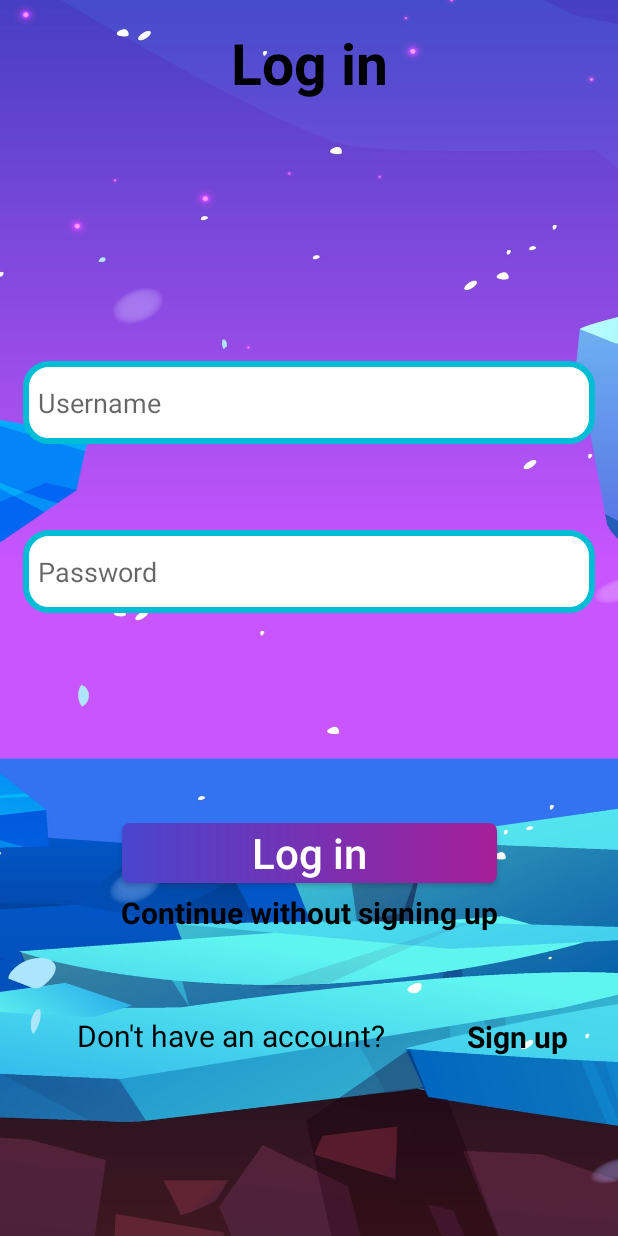
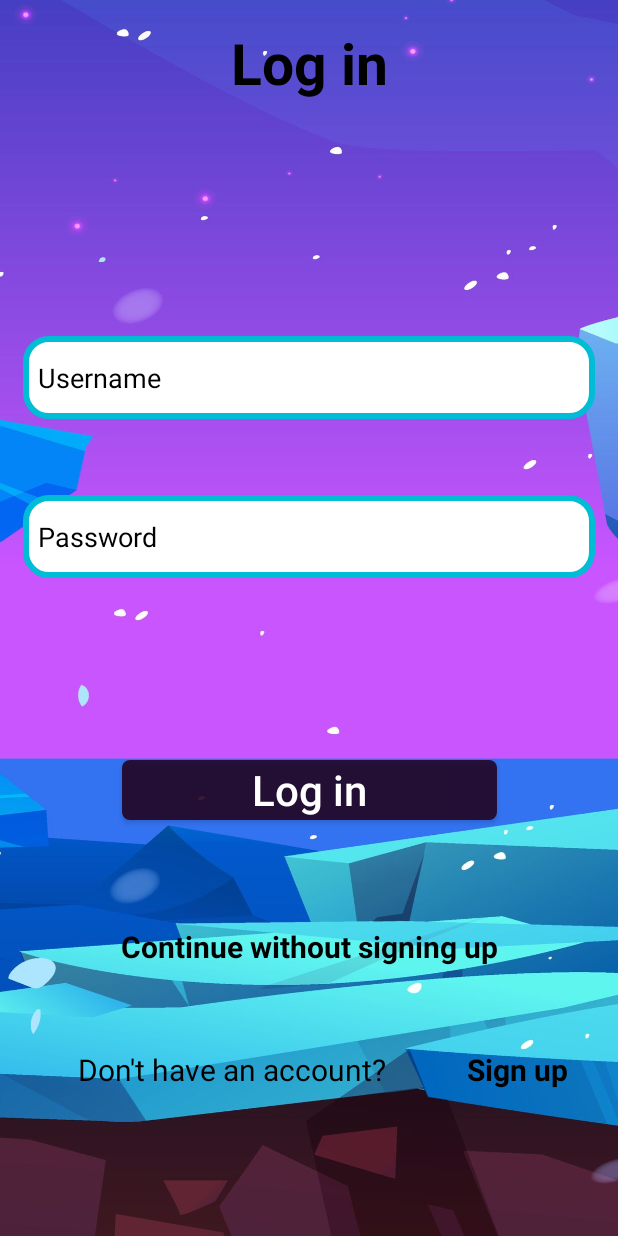
Before and after one commit to gingerbreadic/Speedy-Keys, an Android app: the screen it shows after launch (loginActivity), on a phone screen of 412 x 824 dp. Run offline under Robolectric (Android 15) with nearby library versions, the phone set to English and light mode, and no system bars; libraries missing offline, so code that uses them is left out: com.vishnusivadas.advanced_httpurlconnection.

Commit message:
all bugs except level bug fixed.

```diff
--- a/app/src/main/java/com/gingerbread/speedykeys/LeaderboardFragment.java
+++ b/app/src/main/java/com/gingerbread/speedykeys/LeaderboardFragment.java
@@ -81,6 +81,7 @@ public class LeaderboardFragment extends Fragment {
             for (int i = 0; i < splittedResult.length; i++) {
                 String[] parts = splittedResult[i].split(";");
                 result_usernames[i] = parts[0];
+
                 result_scores[i] = parts[1];
             }
 
--- a/app/src/main/java/com/gingerbread/speedykeys/MainScreen.java
+++ b/app/src/main/java/com/gingerbread/speedykeys/MainScreen.java
@@ -38,7 +38,7 @@ public class MainScreen extends AppCompatActivity {
         bottomNavigation.add(new MeowBottomNavigation.Model(3, R.drawable.profile_img));
         bottomNavigation.add(new MeowBottomNavigation.Model(4, R.drawable.settings_img));
 
-        bottomNavigation.show(2, true);
+        bottomNavigation.show(1, true);
         currentFragment = new HomeFragment();
         replaceFragment(currentFragment);
 
--- a/app/src/main/res/drawable/button_bg.xml
+++ b/app/src/main/res/drawable/button_bg.xml
@@ -1,6 +1,6 @@
 <?xml version="1.0" encoding="utf-8"?>
 <shape xmlns:android="http://schemas.android.com/apk/res/android">
-    <gradient android:startColor="#4945CD" android:endColor="#A51F98"/>
+    <solid android:color="#E1220421"/>
 
     <corners android:radius="5dp"/>
 </shape>
--- a/app/src/main/res/layout/activity_login.xml
+++ b/app/src/main/res/layout/activity_login.xml
@@ -11,17 +11,18 @@
         android:id="@+id/login_button"
         android:layout_width="250dp"
         android:layout_height="40dp"
+        android:background="@drawable/button_bg"
         android:onClick="onClick"
         android:text="Log in"
+        android:textAllCaps="false"
+        android:textColor="#FFFFFF"
         android:textSize="28dp"
-        android:textColor="#FFFFFF"
-        android:textAllCaps="false"
-        android:background="@drawable/button_bg"
         app:layout_constraintBottom_toBottomOf="parent"
         app:layout_constraintEnd_toEndOf="parent"
+        app:layout_constraintHorizontal_bias="0.503"
         app:layout_constraintStart_toStartOf="parent"
         app:layout_constraintTop_toTopOf="parent"
-        app:layout_constraintVertical_bias="0.700" />
+        app:layout_constraintVertical_bias="0.646" />
 
     <TextView
         android:id="@+id/loginText"
@@ -45,6 +46,7 @@
         android:paddingStart="10dp"
         android:ems="10"
         android:hint="Username"
+        android:textColorHint="@color/black"
         android:inputType="text"
         app:layout_constraintBottom_toTopOf="@+id/login_button"
         app:layout_constraintEnd_toEndOf="parent"
@@ -62,6 +64,7 @@
         android:paddingStart="10dp"
         android:ems="10"
         android:hint="Password"
+        android:textColorHint="@color/black"
         android:inputType="textPassword"
         app:layout_constraintBottom_toTopOf="@+id/login_button"
         app:layout_constraintEnd_toEndOf="parent"
@@ -70,21 +73,21 @@
         app:layout_constraintTop_toBottomOf="@+id/login_username"
         app:layout_constraintVertical_bias="0.250" />
 
+
     <TextView
         android:id="@+id/signUp"
         android:layout_width="wrap_content"
         android:layout_height="wrap_content"
         android:layout_marginTop="48dp"
         android:text="Don't have an account?"
+        android:textColor="@color/black"
         android:textSize="20dp"
-        android:textColor="@color/black"
         app:layout_constraintBottom_toBottomOf="parent"
         app:layout_constraintEnd_toEndOf="parent"
-        app:layout_constraintHorizontal_bias="0.250"
+        app:layout_constraintHorizontal_bias="0.253"
         app:layout_constraintStart_toStartOf="parent"
         app:layout_constraintTop_toBottomOf="@+id/login_button"
-        app:layout_constraintVertical_bias="0.250" />
-
+        app:layout_constraintVertical_bias="0.517" />
 
     <TextView
         android:id="@+id/signUpText"
@@ -92,15 +95,15 @@
         android:layout_height="wrap_content"
         android:layout_marginTop="48dp"
         android:text="Sign up"
+        android:textColor="@color/black"
         android:textSize="20dp"
         android:textStyle="bold"
-        android:textColor="@color/black"
         app:layout_constraintBottom_toBottomOf="parent"
         app:layout_constraintEnd_toEndOf="parent"
-        app:layout_constraintHorizontal_bias="0.62"
+        app:layout_constraintHorizontal_bias="0.619"
         app:layout_constraintStart_toEndOf="@+id/signUp"
         app:layout_constraintTop_toBottomOf="@+id/login_button"
-        app:layout_constraintVertical_bias="0.253" />
+        app:layout_constraintVertical_bias="0.517" />
 
     <TextView
         android:id="@+id/guestMode"
@@ -108,13 +111,14 @@
         android:layout_height="wrap_content"
         android:layout_marginBottom="50dp"
         android:text="Continue without signing up"
+        android:textColor="@color/black"
         android:textSize="20dp"
         android:textStyle="bold"
-        android:textColor="@color/black"
         app:layout_constraintBottom_toTopOf="@id/signUpText"
         app:layout_constraintEnd_toEndOf="parent"
         app:layout_constraintStart_toStartOf="parent"
-        app:layout_constraintTop_toBottomOf="@+id/login_button" />
+        app:layout_constraintTop_toBottomOf="@+id/login_password"
+        app:layout_constraintVertical_bias="0.979" />
 
     <ProgressBar
         android:id="@+id/progress"
--- a/app/src/main/res/layout/activity_register.xml
+++ b/app/src/main/res/layout/activity_register.xml
@@ -120,6 +120,7 @@
         android:layout_marginBottom="75dp"
         android:textColor="#FFFFFF"
         android:textAllCaps="false"
+        android:textSize="28dp"
         android:background="@drawable/button_bg"
         app:layout_constraintBottom_toBottomOf="parent"
         app:layout_constraintEnd_toEndOf="parent"
--- a/app/src/main/res/mipmap-anydpi-v26/ic_launcher.xml
+++ /dev/null
@@ -1,5 +0,0 @@
-<?xml version="1.0" encoding="utf-8"?>
-<adaptive-icon xmlns:android="http://schemas.android.com/apk/res/android">
-    <background android:drawable="@color/ic_launcher_background"/>
-    <foreground android:drawable="@mipmap/ic_launcher_foreground"/>
-</adaptive-icon>
```
Also changed, not shown: app/src/main/AndroidManifest.xml (+8 -4 lines), app/src/main/java/com/gingerbread/speedykeys/MainGameActivity.java (+15 -1 lines), app/src/main/res/mipmap-hdpi/ic_launcher.png (added), app/src/main/res/mipmap-hdpi/ic_launcher.webp (deleted), app/src/main/res/mipmap-mdpi/ic_launcher.png (added), app/src/main/res/mipmap-mdpi/ic_launcher.webp (deleted), app/src/main/res/mipmap-xhdpi/ic_launcher.png (added), app/src/main/res/mipmap-xhdpi/ic_launcher.webp (deleted), app/src/main/res/mipmap-xxhdpi/ic_launcher.png (added), app/src/main/res/mipmap-xxhdpi/ic_launcher.webp (deleted), app/src/main/res/mipmap-xxxhdpi/ic_launcher.png (added), app/src/main/res/mipmap-xxxhdpi/ic_launcher.webp (deleted).
